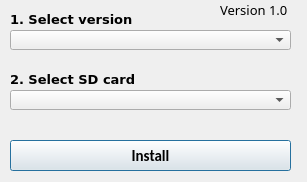
This is installer.ui in xbianonpi/xbian-installer-universal as Qt 5 draws it before an edit. The edited form follows.
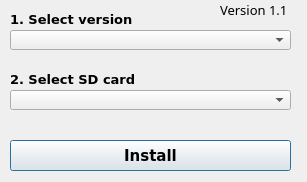
This is the edited form. Icons and pictures are not drawn.

What changed in the file:
```diff
--- a/installer.ui
+++ b/installer.ui
@@ -30,7 +30,8 @@
   </property>
   <property name="font">
    <font>
-    <family>Calibri</family>
+    <family>Verdana</family>
+    <pointsize>10</pointsize>
    </font>
   </property>
   <property name="contextMenuPolicy">
@@ -174,7 +175,7 @@
     </font>
    </property>
    <property name="text">
-    <string>Version 1.0</string>
+    <string>Version 1.1</string>
    </property>
   </widget>
  </widget>
```
